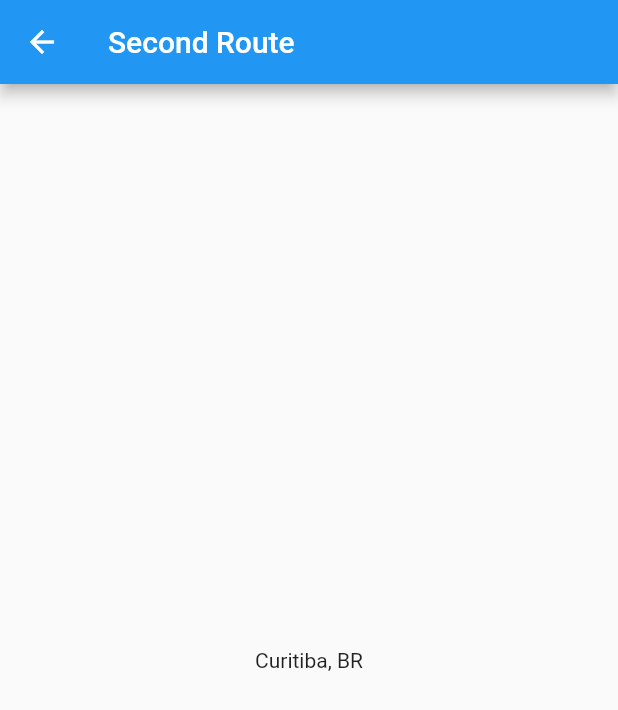
After one commit to rennelou/open-weather-bloc, a Flutter app: the screen it shows after launch, after a tap on "Curitiba, BR", on a phone screen of 412 x 824 dp. The commit adds this screen. Shown: the top 710 px of the screen. Run offline on Flutter 3.47's test engine with Material 2 defaults, Android fonts, the light colour scheme and no system bars.

Commit message:
vai para segunda pagina

```diff
--- a/open_weather/lib/cities_list.dart
+++ b/open_weather/lib/cities_list.dart
@@ -1,6 +1,8 @@
 import 'package:flutter/cupertino.dart';
 import 'package:flutter/material.dart';
 import 'package:open_weather/bloc/search_list.dart';
+
+import 'city.dart';
 
 // ignore: must_be_immutable
 class CitiesList extends StatefulWidget {
@@ -123,7 +125,16 @@ class CitiesListListener extends StatelessWidget {
         padding: const EdgeInsets.all(16.0),
         itemBuilder: (context, i) {
           if (i.isOdd) return const Divider();
-          return ListTile(title: Text(getCity(cities, i), style: _biggerFont));
+          return ListTile(
+            title: Text(getCity(cities, i), style: _biggerFont),
+            onTap: () {
+              Navigator.push(
+                context,
+                MaterialPageRoute(
+                    builder: (context) => City(getCity(cities, i))),
+              );
+            },
+          );
         });
   }
 
--- /dev/null
+++ b/open_weather/lib/city.dart
@@ -0,0 +1,19 @@
+import 'package:flutter/cupertino.dart';
+import 'package:flutter/material.dart';
+
+class City extends StatelessWidget {
+  final String cityName;
+  const City(this.cityName, {Key? key}) : super(key: key);
+
+  @override
+  Widget build(BuildContext context) {
+    return Scaffold(
+      appBar: AppBar(
+        title: const Text("Second Route"),
+      ),
+      body: Center(
+        child: Text(cityName),
+      ),
+    );
+  }
+}
```
